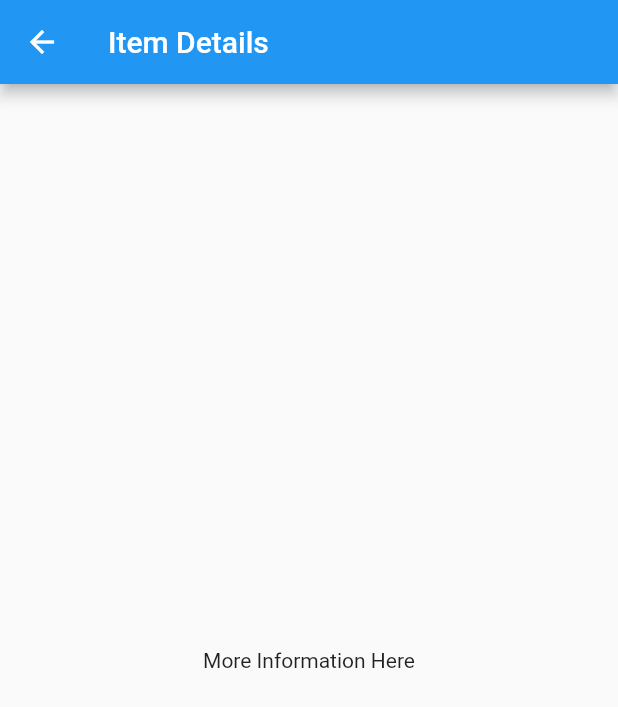
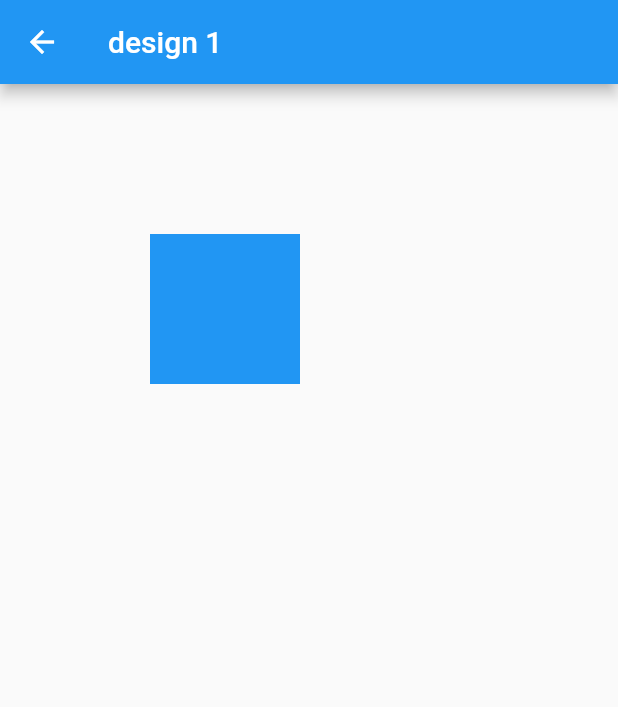
Before and after one commit to hakonamatata/dart-track-on-exercism, a Flutter app: the SampleItemListView screen opened by its route, after a tap on an icon or button, on a phone screen of 412 x 824 dp. Shown: the top 707 px of the screen. Run offline on Flutter 3.47's test engine with Material 2 defaults, Android fonts, the phone set to English and light mode, and no system bars; our stand-ins replace bloc, equatable; generated files the repository leaves out were written again.

Commit message:
working with flutter

```diff
--- a/flutter_test_project/lib/src/app.dart
+++ b/flutter_test_project/lib/src/app.dart
@@ -1,7 +1,10 @@
 import 'package:flutter/material.dart';
 import 'package:flutter_gen/gen_l10n/app_localizations.dart';
 import 'package:flutter_localizations/flutter_localizations.dart';
+import 'package:flutter_test_project/src/design_examples/design1.dart';
 
+import 'design_examples/design2.dart';
+import 'design_examples/design3.dart';
 import 'sample_feature/sample_item_details_view.dart';
 import 'sample_feature/sample_item_list_view.dart';
 import 'settings/settings_controller.dart';
@@ -50,8 +53,7 @@ class MyApp extends StatelessWidget {
           //
           // The appTitle is defined in .arb files found in the localization
           // directory.
-          onGenerateTitle: (BuildContext context) =>
-              AppLocalizations.of(context)!.appTitle,
+          onGenerateTitle: (BuildContext context) => AppLocalizations.of(context)!.appTitle,
 
           // Define a light and dark color theme. Then, read the user's
           // preferred ThemeMode (light, dark, or system default) from the
@@ -69,9 +71,15 @@ class MyApp extends StatelessWidget {
                 switch (routeSettings.name) {
                   case SettingsView.routeName:
                     return SettingsView(controller: settingsController);
-                  case SampleItemDetailsView.routeName:
-                    return const SampleItemDetailsView();
-                  case SampleItemListView.routeName:
+                  // case SampleItemDetailsView.routeName:
+                  //  return const SampleItemDetailsView();
+                  case '/example/1':
+                    return const DesignExample1();
+                  case '/example/2':
+                    return const DesignExample2();
+                  case '/example/3':
+                    return const DesignExample3();
+                  // case SampleItemListView.routeName:
                   default:
                     return const SampleItemListView();
                 }
--- /dev/null
+++ b/flutter_test_project/lib/src/design_examples/design1.dart
@@ -0,0 +1,37 @@
+import 'package:flutter/material.dart';
+
+class DesignExample1 extends StatelessWidget {
+  const DesignExample1({Key? key}) : super(key: key);
+
+  static const routeName = '/example/1';
+
+  // TODO: add transform and animate
+
+  @override
+  Widget build(BuildContext context) {
+    return Scaffold(
+      appBar: AppBar(
+        title: const Text('design 1'),
+      ),
+      body: Stack(
+        children: [
+          // const Center(
+          //   child: Text('design 1'),
+          // ),
+          Positioned(
+            top: 100,
+            // bottom: 100,
+            left: 100,
+            // right: 100,
+            width: 100,
+            height: 100,
+            child: Container(
+              color: Colors.blue,
+              height: 100,
+            ),
+          ),
+        ],
+      ),
+    );
+  }
+}
--- a/flutter_test_project/lib/src/sample_feature/sample_item_list_view.dart
+++ b/flutter_test_project/lib/src/sample_feature/sample_item_list_view.dart
@@ -60,11 +60,15 @@ class SampleItemListView extends StatelessWidget {
                 // background, the navigation stack is restored.
                 Navigator.restorablePushNamed(
                   context,
-                  SampleItemDetailsView.routeName,
+                  designExampleRouteName(item.id),
                 );
               });
         },
       ),
     );
   }
+
+  String designExampleRouteName(int id) {
+    return '/example/$id';
+  }
 }
```
Also changed, not shown: flutter_test_project/lib/src/design_examples/design2.dart (added, +19 -0 lines), flutter_test_project/lib/src/design_examples/design3.dart (added, +19 -0 lines).
